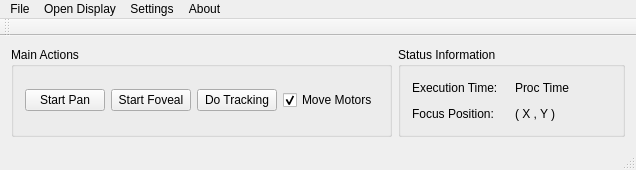
Old version of the form qembeddedeye.ui in the repository amanwalia92/EmbeddedEye.
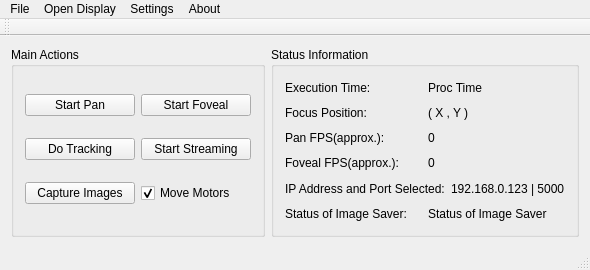
New version of the form.

Commit message: 1. Changed Dialogue for Streaming settings UI : Removed Ports field and put have only on field. 2. Chnages inside Qstreamer class to have Hosts IP address and Port in one string. 3.Added Motor Source code and header files.

Diff of the .ui file:
```diff
--- a/qembeddedeye.ui
+++ b/qembeddedeye.ui
@@ -6,8 +6,8 @@
    <rect>
     <x>0</x>
     <y>0</y>
-    <width>636</width>
-    <height>170</height>
+    <width>590</width>
+    <height>270</height>
    </rect>
   </property>
   <property name="windowTitle">
@@ -20,6 +20,8 @@
       <property name="title">
        <string>Main Actions</string>
       </property>
+      <layout class="QVBoxLayout" name="verticalLayout_2">
+       <item>
       <layout class="QHBoxLayout" name="horizontalLayout">
        <item>
         <widget class="QPushButton" name="pushButton_startPanoramicCam">
@@ -35,6 +37,10 @@
          </property>
         </widget>
        </item>
+        </layout>
+       </item>
+       <item>
+        <layout class="QHBoxLayout" name="horizontalLayout_8">
        <item>
         <widget class="QPushButton" name="pushButton_doTracking">
          <property name="text">
@@ -43,6 +49,24 @@
         </widget>
        </item>
        <item>
+          <widget class="QPushButton" name="pushButton_StartStopStreaming">
+           <property name="text">
+            <string>Start Streaming</string>
+           </property>
+          </widget>
+         </item>
+        </layout>
+       </item>
+       <item>
+        <layout class="QHBoxLayout" name="horizontalLayout_9">
+         <item>
+          <widget class="QPushButton" name="pushButton_captureImages">
+           <property name="text">
+            <string>Capture Images</string>
+           </property>
+          </widget>
+         </item>
+         <item>
         <widget class="QCheckBox" name="checkBox_moveMotors">
          <property name="text">
           <string>Move Motors</string>
@@ -53,6 +77,8 @@
         </widget>
        </item>
       </layout>
+       </item>
+      </layout>
      </widget>
     </item>
     <item>
@@ -97,6 +123,78 @@
          </item>
         </layout>
        </item>
+       <item>
+        <layout class="QHBoxLayout" name="horizontalLayout_5">
+         <item>
+          <widget class="QLabel" name="label_4">
+           <property name="text">
+            <string>Pan FPS(approx.):</string>
+           </property>
+          </widget>
+         </item>
+         <item>
+          <widget class="QLabel" name="label_panFPSDisplay">
+           <property name="text">
+            <string>0</string>
+           </property>
+          </widget>
+         </item>
+        </layout>
+       </item>
+       <item>
+        <layout class="QHBoxLayout" name="horizontalLayout_6">
+         <item>
+          <widget class="QLabel" name="label_6">
+           <property name="text">
+            <string>Foveal FPS(approx.):</string>
+           </property>
+          </widget>
+         </item>
+         <item>
+          <widget class="QLabel" name="label_fovFPSDisplay">
+           <property name="text">
+            <string>0</string>
+           </property>
+          </widget>
+         </item>
+        </layout>
+       </item>
+       <item>
+        <layout class="QHBoxLayout" name="horizontalLayout_10">
+         <item>
+          <widget class="QLabel" name="label_5">
+           <property name="text">
+            <string>IP Address and Port Selected:</string>
+           </property>
+          </widget>
+         </item>
+         <item>
+          <widget class="QLabel" name="label_StreamingStatus">
+           <property name="text">
+            <string>192.168.0.123 | 5000</string>
+           </property>
+          </widget>
+         </item>
+        </layout>
+       </item>
+       <item>
+        <layout class="QHBoxLayout" name="horizontalLayout_7">
+         <item>
+          <widget class="QLabel" name="label_3">
+           <property name="text">
+            <string>Status of Image Saver:</string>
+           </property>
+          </widget>
+         </item>
+         <item>
+          <widget class="QLabel" name="label_imageSaverStatus">
+           <property name="text">
+            <string>Status of Image Saver</string>
+           </property>
+          </widget>
+         </item>
+        </layout>
+       </item>
       </layout>
      </widget>
     </item>
@@ -107,7 +205,7 @@
     <rect>
      <x>0</x>
      <y>0</y>
-     <width>636</width>
+     <width>590</width>
      <height>26</height>
     </rect>
    </property>
```
Left out of the diff: 6 changed lines with no effect on the pictures. Lines whose indentation alone changed are shown as unchanged. The commit also changes 51 other files.
